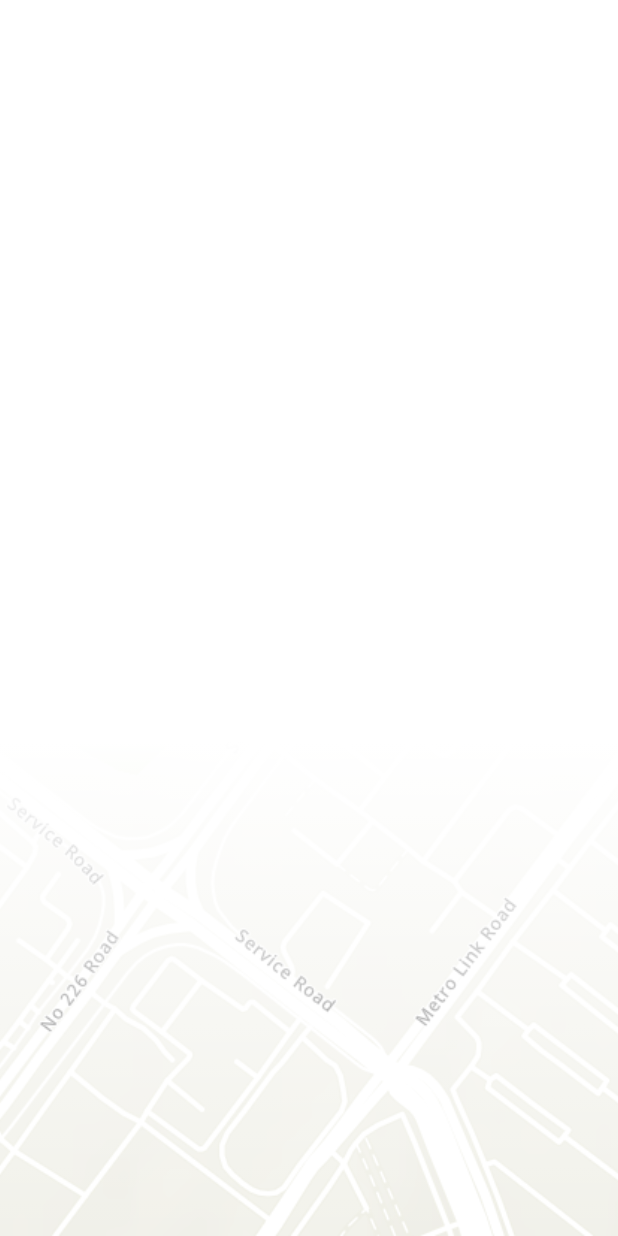
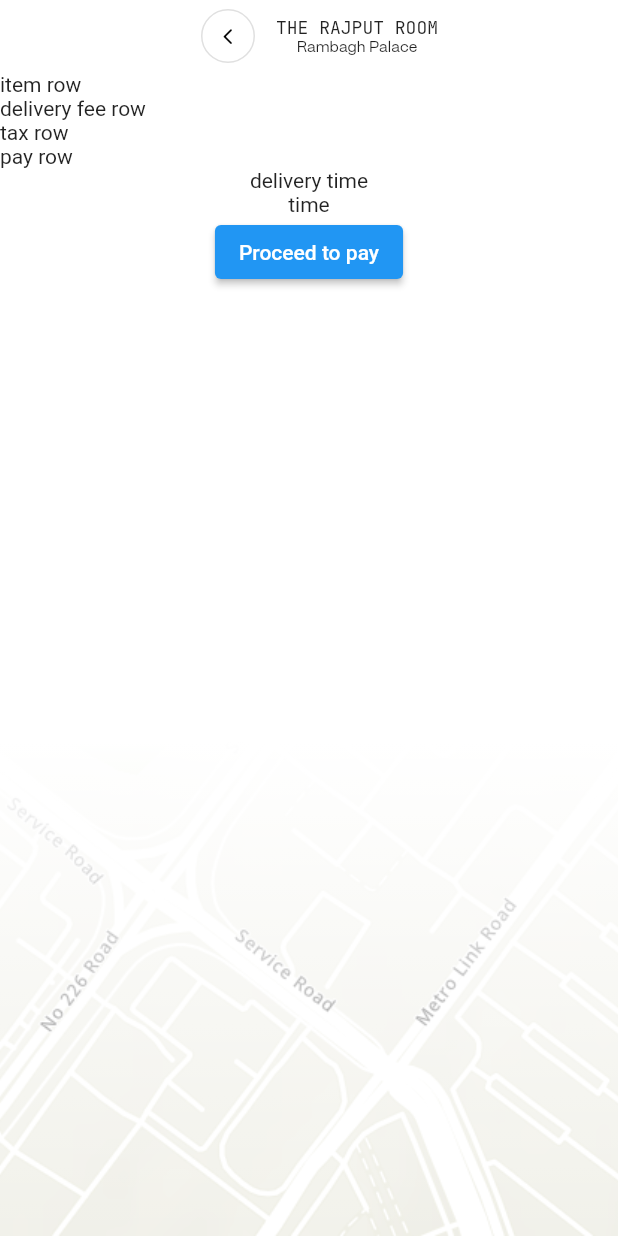
Before and after one commit to Saurav-cruv/ONDC-Food-CartPaymentScreen, a Flutter app: the screen it shows after launch, on a phone screen of 412 x 824 dp. Run offline on Flutter 3.47's test engine with Material 2 defaults, Android fonts, the phone set to English and light mode, and no system bars; our stand-ins replace google_fonts.

Commit message:
Basic column structure created

```diff
--- a/ondc_cartpaymentscreen/lib/main.dart
+++ b/ondc_cartpaymentscreen/lib/main.dart
@@ -1,5 +1,6 @@
 import 'package:flutter/material.dart';
 import 'package:ondc_cartpaymentscreen/widgets/map_module.dart';
+import 'package:google_fonts/google_fonts.dart';
 
 void main() {
   runApp(const MyApp());
@@ -24,7 +25,46 @@ class MyApp extends StatelessWidget {
                     stops: const [0.6, 1]),
               ),
             ),
-
+            Column(
+              children: [
+                Row(mainAxisAlignment: MainAxisAlignment.center, children: [
+                  OutlinedButton(
+                      style: OutlinedButton.styleFrom(
+                          shape: CircleBorder(),
+                          backgroundColor: Colors.transparent),
+                      onPressed: () {},
+                      child: const Icon(
+                        Icons.arrow_back_ios_new_rounded,
+                        color: Colors.black,
+                        size: 12.5,
+                      )),
+                  Column(
+                    children: [
+                      Text('THE RAJPUT ROOM',
+                          style: GoogleFonts.jetBrainsMono(fontSize: 12)),
+                      const Text('Rambagh Palace',
+                          style: TextStyle(fontFamily: 'PPMori', fontSize: 10))
+                    ],
+                  )
+                ]),
+                const Row(
+                  children: [Text('item row')],
+                ),
+                const Row(
+                  children: [Text('delivery fee row')],
+                ),
+                const Row(
+                  children: [Text('tax row')],
+                ),
+                const Row(
+                  children: [Text('pay row')],
+                ),
+                const Text('delivery time'),
+                const Text('time'),
+                ElevatedButton(
+                    onPressed: () {}, child: const Text('Proceed to pay'))
+              ],
+            )
           ],
         ),
       ),
```
Also changed, not shown: ondc_cartpaymentscreen/pubspec.yaml (+4 -34 lines), ondc_cartpaymentscreen/assets/fonts/PPMori-Regular.otf (added).
